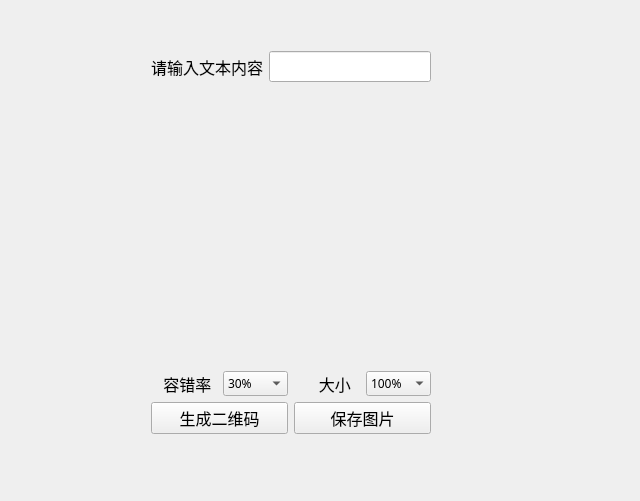
This is widget.ui in gitorup/qrencode as Qt 5 draws it before an edit. The edited form follows.
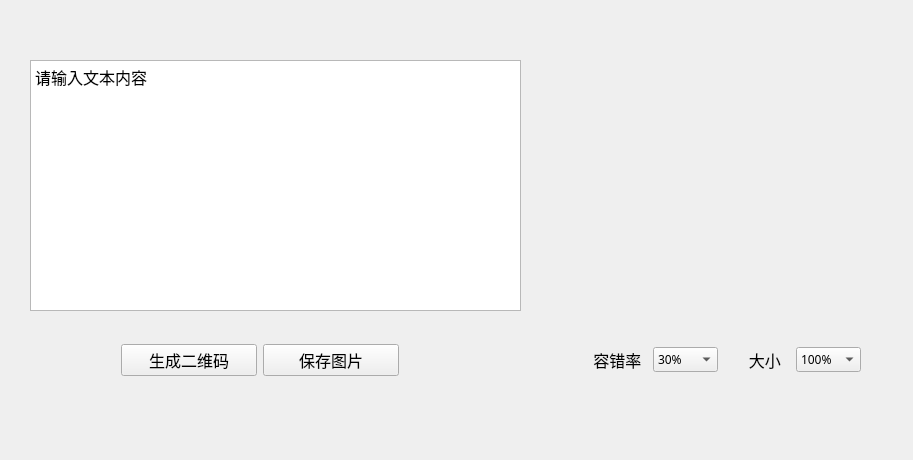
This is the edited form.

```diff
--- a/widget.ui
+++ b/widget.ui
@@ -6,50 +6,84 @@
    <rect>
     <x>0</x>
     <y>0</y>
-    <width>640</width>
-    <height>501</height>
+    <width>913</width>
+    <height>460</height>
    </rect>
   </property>
   <property name="windowTitle">
    <string>Widget</string>
   </property>
-  <widget class="QWidget" name="layoutWidget">
+  <widget class="QWidget" name="">
    <property name="geometry">
     <rect>
-     <x>140</x>
-     <y>40</y>
+     <x>110</x>
+     <y>330</y>
+     <width>300</width>
+     <height>61</height>
+    </rect>
+   </property>
+   <layout class="QHBoxLayout" name="horizontalLayout_2">
+    <item>
+     <widget class="QPushButton" name="genBtn">
+      <property name="font">
+       <font>
+        <family>微软雅黑</family>
+        <pointsize>12</pointsize>
+       </font>
+      </property>
+      <property name="text">
+       <string>生成二维码</string>
+      </property>
+     </widget>
+    </item>
+    <item>
+     <widget class="QPushButton" name="saveBtn">
+      <property name="font">
+       <font>
+        <family>微软雅黑</family>
+        <pointsize>12</pointsize>
+       </font>
+      </property>
+      <property name="text">
+       <string>保存图片</string>
+      </property>
+     </widget>
+    </item>
+   </layout>
+  </widget>
+  <widget class="QTextEdit" name="textEdit">
+   <property name="geometry">
+    <rect>
+     <x>30</x>
+     <y>60</y>
+     <width>491</width>
+     <height>251</height>
+    </rect>
+   </property>
+   <property name="font">
+    <font>
+     <family>微软雅黑</family>
+     <pointsize>12</pointsize>
+    </font>
+   </property>
+   <property name="html">
+    <string>&lt;!DOCTYPE HTML PUBLIC &quot;-//W3C//DTD HTML 4.0//EN&quot; &quot;http://www.w3.org/TR/REC-html40/strict.dtd&quot;&gt;
+&lt;html&gt;&lt;head&gt;&lt;meta name=&quot;qrichtext&quot; content=&quot;1&quot; /&gt;&lt;style type=&quot;text/css&quot;&gt;
+p, li { white-space: pre-wrap; }
+&lt;/style&gt;&lt;/head&gt;&lt;body style=&quot; font-family:'微软雅黑'; font-size:12pt; font-weight:400; font-style:normal;&quot;&gt;
+&lt;p style=&quot; margin-top:0px; margin-bottom:0px; margin-left:0px; margin-right:0px; -qt-block-indent:0; text-indent:0px;&quot;&gt;&lt;span style=&quot; font-family:'SimSun';&quot;&gt;请输入文本内容&lt;/span&gt;&lt;/p&gt;&lt;/body&gt;&lt;/html&gt;</string>
+   </property>
+  </widget>
+  <widget class="QWidget" name="">
+   <property name="geometry">
+    <rect>
+     <x>570</x>
+     <y>50</y>
      <width>302</width>
-     <height>405</height>
+     <height>333</height>
     </rect>
    </property>
    <layout class="QVBoxLayout" name="verticalLayout">
-    <item>
-     <layout class="QHBoxLayout" name="horizontalLayout">
-      <item>
-       <widget class="QLabel" name="showLabel">
-        <property name="font">
-         <font>
-          <family>微软雅黑</family>
-          <pointsize>12</pointsize>
-         </font>
-        </property>
-        <property name="text">
-         <string>请输入文本内容</string>
-        </property>
-       </widget>
-      </item>
-      <item>
-       <widget class="QLineEdit" name="textEdit">
-        <property name="font">
-         <font>
-          <family>微软雅黑</family>
-          <pointsize>12</pointsize>
-         </font>
-        </property>
-       </widget>
-      </item>
-     </layout>
-    </item>
     <item>
      <widget class="QLabel" name="qrLabel">
       <property name="minimumSize">
@@ -151,36 +185,6 @@
       </item>
      </layout>
     </item>
-    <item>
-     <layout class="QHBoxLayout" name="horizontalLayout_2">
-      <item>
-       <widget class="QPushButton" name="genBtn">
-        <property name="font">
-         <font>
-          <family>微软雅黑</family>
-          <pointsize>12</pointsize>
-         </font>
-        </property>
-        <property name="text">
-         <string>生成二维码</string>
-        </property>
-       </widget>
-      </item>
-      <item>
-       <widget class="QPushButton" name="saveBtn">
-        <property name="font">
-         <font>
-          <family>微软雅黑</family>
-          <pointsize>12</pointsize>
-         </font>
-        </property>
-        <property name="text">
-         <string>保存图片</string>
-        </property>
-       </widget>
-      </item>
-     </layout>
-    </item>
    </layout>
   </widget>
  </widget>
```
Left out of the diff: 8 changed lines with no effect on the pictures.
